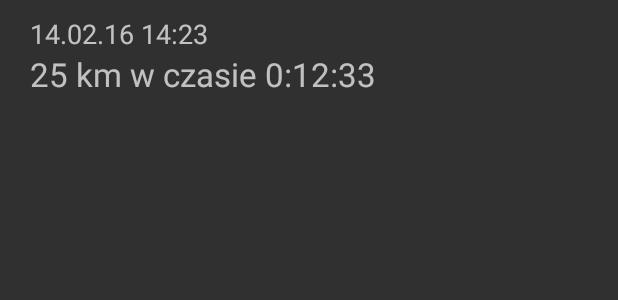
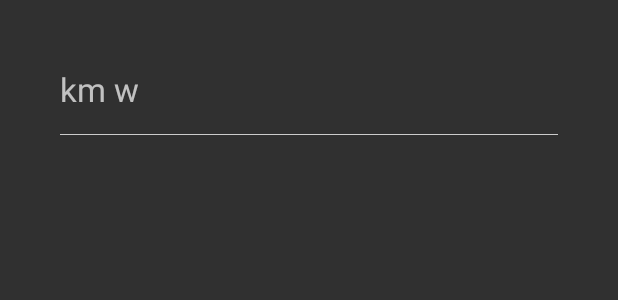
Before and after one commit to krodzik/RUNnnn, an Android app: the layout history_item.xml on its own in the app's theme, with its tools: preview values and no code run, on a phone screen of 412 x 824 dp. Shown: the top 300 px of the screen. Run offline under Robolectric (Android 15) with nearby library versions, the phone set to English and light mode, and no system bars.

Commit message:
training name moved to toolbar

```diff
--- a/app/src/main/java/com/rodzik/kamil/runnnn/view/activities/SummaryActivity.java
+++ b/app/src/main/java/com/rodzik/kamil/runnnn/view/activities/SummaryActivity.java
@@ -34,6 +34,8 @@ public class SummaryActivity extends AppCompatActivity implements SummaryViewMod
             getSupportActionBar().setDisplayHomeAsUpEnabled(true);
             getSupportActionBar().setDisplayShowHomeEnabled(true);
         }
+
+        getSupportActionBar().setTitle(SummarySingleton.getInstance().getName());
     }
 
     private void initDataBinding() {
--- a/app/src/main/java/com/rodzik/kamil/runnnn/viewmodel/summary/SummaryViewModel.java
+++ b/app/src/main/java/com/rodzik/kamil/runnnn/viewmodel/summary/SummaryViewModel.java
@@ -90,10 +90,6 @@ public class SummaryViewModel implements SummaryViewModelContract.ViewModel,
     private void startMapSummaryActivity() {
         Intent intent = new Intent(mContext, MapSummaryActivity.class);
         mContext.startActivity(intent);
-    }
-
-    public String getName() {
-        return SummarySingleton.getInstance().getName();
     }
 
     public String getTime() {
--- a/app/src/main/res/layout/history_item.xml
+++ b/app/src/main/res/layout/history_item.xml
@@ -3,40 +3,53 @@
     android:id="@+id/card_view"
     android:layout_width="match_parent"
     android:layout_height="wrap_content"
-    android:layout_margin="10dp">
+    android:layout_marginLeft="20dp"
+    android:layout_marginRight="20dp"
+    android:layout_marginTop="20dp">
 
     <TextView
         android:id="@+id/date"
         android:layout_width="match_parent"
         android:layout_height="wrap_content"
         android:layout_marginLeft="10dp"
-        android:text="14.02.16 14:23"
+        android:layout_marginRight="10dp"
         android:textSize="18sp" />
 
     <TextView
         android:id="@+id/distance"
         android:layout_width="wrap_content"
-        android:layout_height="match_parent"
+        android:layout_height="wrap_content"
         android:layout_below="@id/date"
         android:layout_marginLeft="10dp"
-        android:textSize="22sp"
-        android:text="25" />
+        android:layout_marginRight="10dp"
+        android:textSize="22sp" />
 
     <TextView
         android:id="@+id/distanceInTime"
         android:layout_width="wrap_content"
-        android:layout_height="match_parent"
+        android:layout_height="wrap_content"
         android:layout_below="@id/date"
         android:layout_toRightOf="@id/distance"
-        android:textSize="22sp"
-        android:text=" km w czasie " />
+        android:text="@string/distance_in_time"
+        android:textSize="22sp" />
 
     <TextView
         android:id="@+id/time"
         android:layout_width="wrap_content"
-        android:layout_height="match_parent"
-        android:textSize="22sp"
+        android:layout_height="wrap_content"
         android:layout_below="@id/date"
+        android:layout_marginLeft="10dp"
+        android:layout_marginRight="10dp"
         android:layout_toRightOf="@id/distanceInTime"
-        android:text="0:12:33" />
+        android:textSize="22sp" />
+
+    <View
+        android:id="@+id/divider0"
+        android:layout_width="match_parent"
+        android:layout_height="0.5dp"
+        android:layout_below="@id/time"
+        android:layout_marginLeft="20dp"
+        android:layout_marginRight="20dp"
+        android:layout_marginTop="15dp"
+        android:background="@color/divider" />
 </RelativeLayout>
--- a/app/src/main/res/values/strings.xml
+++ b/app/src/main/res/values/strings.xml
@@ -63,5 +63,6 @@
     <string name="averagePace">śr. tempo</string>
     <string name="averageHeartRate">śr. tętno</string>
     <string name="howToAddDeviceInfo">Naciśnij serce na pasku wyżej aby dodać urządzenie Bluetooth do pomiaru tętna.</string>
+    <string name="distance_in_time"> km w </string>
 
 </resources>
```
Also changed, not shown: app/src/main/res/layout/activity_summary.xml (+0 -22 lines).
